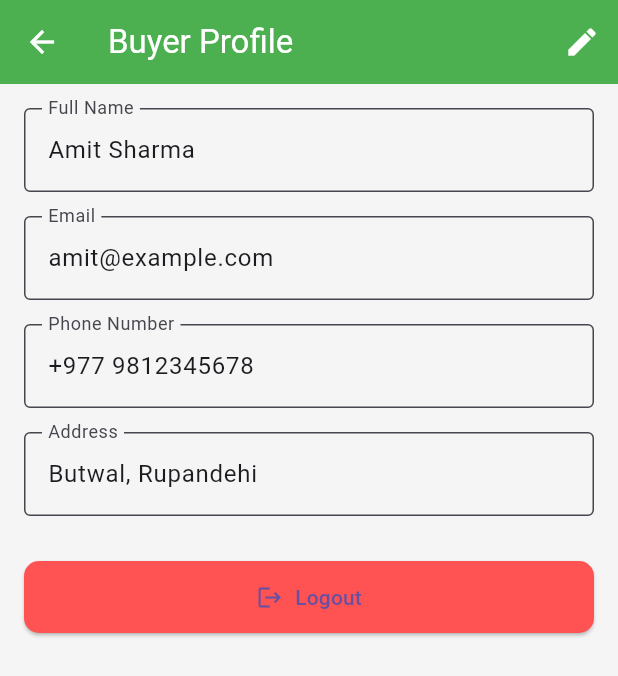
After one commit to ks3891/farmconnect_hack4business, a Flutter app: the BuyerProfileScreen screen opened by its route, on a phone screen of 412 x 824 dp. The commit adds this screen. Shown: the top 676 px of the screen. Run offline on Flutter 3.47's test engine with Material 3 defaults, Android fonts, the phone set to English and light mode, and no system bars.

Commit message:
fixed error

```diff
--- a/lib/main.dart
+++ b/lib/main.dart
@@ -1,24 +1,63 @@
 import 'package:flutter/material.dart';
+
+// Shared Screens
 import 'screens/login_screen.dart';
+import 'screens/create_account_screen.dart';
+
+// Farmer Screens
 import 'screens/farmer_dashboard.dart';
 import 'screens/farmer_profile_screen.dart';
 import 'screens/add_crop_screen.dart';
 import 'screens/my_crops_screen.dart';
 import 'screens/farmer_order_screen.dart';
-import 'screens/admin_dashboard.dart'; // Add this import
+
+// Admin Screens
+import 'screens/admin_dashboard.dart';
 import 'screens/manage_users_screen.dart';
 import 'screens/crops_overview_screen.dart';
 import 'screens/admin_reports_screen.dart';
-import 'screens/create_account_screen.dart';
 
-
+// Buyer Screens
+import 'screens/buyer_dashboard.dart';
+import 'screens/browse_crops_screen.dart';
+import 'screens/cart_screen.dart';
+import 'screens/order_history_screen.dart';
+import 'screens/buyer_profile_screen.dart';
+import 'screens/farmer_detail_screen.dart';
 
 void main() {
   runApp(const FarmConnectApp());
 }
 
-class FarmConnectApp extends StatelessWidget {
+class FarmConnectApp extends StatefulWidget {
   const FarmConnectApp({super.key});
+
+  @override
+  State<FarmConnectApp> createState() => _FarmConnectAppState();
+}
+
+class _FarmConnectAppState extends State<FarmConnectApp> {
+  final String currentFarmerName = 'Demo Farmer';
+  final List<Map<String, dynamic>> _allCrops = [];
+  final List<Map<String, dynamic>> _buyerCart = [];
+
+  void _addCrop(Map<String, dynamic> crop) {
+    setState(() {
+      _allCrops.add({...crop, 'farmerName': currentFarmerName});
+    });
+  }
+
+  List<Map<String, dynamic>> get _myCrops {
+    return _allCrops
+        .where((crop) => crop['farmerName'] == currentFarmerName)
+        .toList();
+  }
+
+  void _addToCart(Map<String, dynamic> crop) {
+    setState(() {
+      _buyerCart.add(crop);
+    });
+  }
 
   @override
   Widget build(BuildContext context) {
@@ -45,31 +84,48 @@ class FarmConnectApp extends StatelessWidget {
       initialRoute: '/',
       routes: {
         '/': (context) => const LoginScreen(),
+        '/create-account': (context) => const CreateAccountScreen(),
 
-        // Farmer side routes
-        '/farmer': (context) => const FarmerDashboard(),
-        '/farmer/profile': (context) => const FarmerProfileScreen(
-              name: "Demo Farmer",
-              email: "demo@example.com",
-              phone: "9800000000",
-              location: "Kathmandu",
-              crops: "Tomato, Cabbage",
-            ),
-        '/add-crop': (context) => const AddCropScreen(),
-        '/my-crops': (context) => const MyCropsScreen(),
+        // Farmer Routes
+        '/farmer': (context) => FarmerDashboard(
+          farmerName: currentFarmerName,
+          onAddCropTap: () {
+            Navigator.push(
+              context,
+              MaterialPageRoute(
+                builder: (_) => AddCropScreen(onAddCrop: _addCrop),
+              ),
+            );
+          },
+          onMyCropsTap: () {
+            Navigator.push(
+              context,
+              MaterialPageRoute(builder: (_) => MyCropsScreen(crops: _myCrops)),
+            );
+          },
+        ),
+        '/farmer/profile': (context) => FarmerProfileScreen(
+          name: currentFarmerName,
+          email: "demo@example.com",
+          phone: "9800000000",
+          location: "Kathmandu",
+          crops: "Tomato, Cabbage",
+        ),
         '/farmer/orders': (context) => const FarmerOrderScreen(),
+
+        // Admin Routes
         '/admin': (context) => const AdminDashboard(),
         '/admin/users': (context) => const ManageUsersScreen(),
         '/admin/crops': (context) => const CropsOverviewScreen(),
         '/admin/reports': (context) => const AdminReportsScreen(),
-        '/create-account': (context) => const CreateAccountScreen(),
 
-
-
-
-
-
-        // Buyer and Admin dashboards can be added similarly when ready
+        // Buyer Routes
+        '/buyer': (context) => const BuyerDashboard(),
+        '/buyer/browse': (context) =>
+            BrowseCropsScreen(crops: _allCrops, onAddToCart: _addToCart),
+        '/buyer/cart': (context) => MyCartScreen(cartItems: _buyerCart),
+        '/buyer/order-history': (context) => const OrderHistoryScreen(),
+        '/buyer/profile': (context) => const BuyerProfileScreen(),
       },
     );
   }
--- a/lib/screens/admin_dashboard.dart
+++ b/lib/screens/admin_dashboard.dart
@@ -33,7 +33,7 @@ class AdminDashboard extends StatelessWidget {
               title: 'Manage Users',
               subtitle: 'View and manage buyers and suppliers',
               onTap: () {
-                 Navigator.pushNamed(context, '/admin/users');
+                Navigator.pushNamed(context, '/admin/users');
                 // TODO: Navigate to Manage Users screen
               },
             ),
--- a/lib/screens/buyer_dashboard.dart
+++ b/lib/screens/buyer_dashboard.dart
@@ -33,7 +33,7 @@ class BuyerDashboard extends StatelessWidget {
               title: 'Browse Crops',
               subtitle: 'Find fresh produce from local farmers',
               onTap: () {
-                // TODO: Navigate to browse crops screen
+                Navigator.pushNamed(context, '/buyer/browse');
               },
             ),
 
@@ -43,7 +43,7 @@ class BuyerDashboard extends StatelessWidget {
               title: 'My Cart',
               subtitle: 'View crops you’ve added to your cart',
               onTap: () {
-                // TODO: Navigate to cart screen
+                Navigator.pushNamed(context, '/buyer/cart');
               },
             ),
 
@@ -53,7 +53,7 @@ class BuyerDashboard extends StatelessWidget {
               title: 'Order History',
               subtitle: 'View your past orders',
               onTap: () {
-                // TODO: Navigate to order history screen
+                Navigator.pushNamed(context, '/buyer/order-history');
               },
             ),
 
@@ -63,7 +63,7 @@ class BuyerDashboard extends StatelessWidget {
               title: 'Profile',
               subtitle: 'View and edit your profile information',
               onTap: () {
-                // TODO: Navigate to profile screen
+                Navigator.pushNamed(context, '/buyer/profile');
               },
             ),
           ],
--- /dev/null
+++ b/lib/screens/buyer_profile_screen.dart
@@ -0,0 +1,102 @@
+import 'package:flutter/material.dart';
+
+class BuyerProfileScreen extends StatefulWidget {
+  const BuyerProfileScreen({super.key});
+
+  @override
+  State<BuyerProfileScreen> createState() => _BuyerProfileScreenState();
+}
+
+class _BuyerProfileScreenState extends State<BuyerProfileScreen> {
+  bool isEditing = false;
+
+  // Mock data (replace with dynamic data after auth/database)
+  late TextEditingController nameController;
+  late TextEditingController emailController;
+  late TextEditingController phoneController;
+  late TextEditingController addressController;
+
+  @override
+  void initState() {
+    super.initState();
+    nameController = TextEditingController(text: 'Amit Sharma');
+    emailController = TextEditingController(text: 'amit@example.com');
+    phoneController = TextEditingController(text: '+977 9812345678');
+    addressController = TextEditingController(text: 'Butwal, Rupandehi');
+  }
+
+  @override
+  void dispose() {
+    nameController.dispose();
+    emailController.dispose();
+    phoneController.dispose();
+    addressController.dispose();
+    super.dispose();
+  }
+
+  void _toggleEdit() {
+    setState(() {
+      if (isEditing) {
+        // Save logic here (e.g., update DB)
+        ScaffoldMessenger.of(context).showSnackBar(
+          const SnackBar(content: Text('Profile updated!')),
+        );
+      }
+      isEditing = !isEditing;
+    });
+  }
+
+  Widget _buildTextField(String label, TextEditingController controller) {
+    return TextField(
+      controller: controller,
+      readOnly: !isEditing,
+      decoration: InputDecoration(
+        labelText: label,
+        border: const OutlineInputBorder(),
+        filled: true,
+        fillColor: Colors.grey[100],
+        suffixIcon: isEditing ? const Icon(Icons.edit) : null,
+      ),
+    );
+  }
+
+  @override
+  Widget build(BuildContext context) {
+    return Scaffold(
+      appBar: AppBar(
+        title: const Text('Buyer Profile'),
+        actions: [
+          IconButton(
+            icon: Icon(isEditing ? Icons.save : Icons.edit),
+            onPressed: _toggleEdit,
+          )
+        ],
+      ),
+      body: Padding(
+        padding: const EdgeInsets.all(16),
+        child: ListView(
+          children: [
+            _buildTextField('Full Name', nameController),
+            const SizedBox(height: 16),
+            _buildTextField('Email', emailController),
+            const SizedBox(height: 16),
+            _buildTextField('Phone Number', phoneController),
+            const SizedBox(height: 16),
+            _buildTextField('Address', addressController),
+            const SizedBox(height: 30),
+            ElevatedButton.icon(
+              onPressed: () {
+                Navigator.pushReplacementNamed(context, '/');
+              },
+              icon: const Icon(Icons.logout),
+              label: const Text('Logout'),
+              style: ElevatedButton.styleFrom(
+                backgroundColor: Colors.redAccent,
+              ),
+            )
+          ],
+        ),
+      ),
+    );
+  }
+}
```
Also changed, not shown: lib/screens/add_crop_screen.dart (+8 -2 lines), lib/screens/browse_crops_screen.dart (added, +113 -0 lines), lib/screens/cart_screen.dart (added, +98 -0 lines), lib/screens/farmer_dashboard.dart (+20 -7 lines), lib/screens/farmer_detail_screen.dart (added, +47 -0 lines), lib/screens/login_screen.dart (+35 -21 lines), lib/screens/my_crops_screen.dart (+3 -7 lines), lib/screens/order_history_screen.dart (added, +61 -0 lines).
